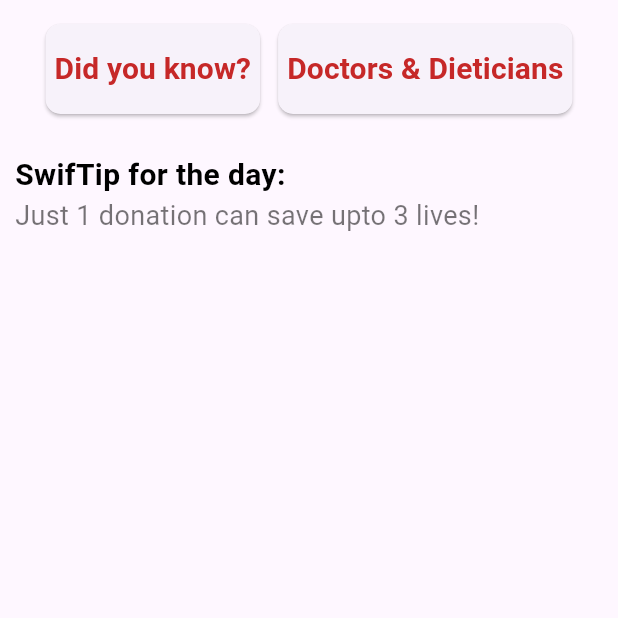
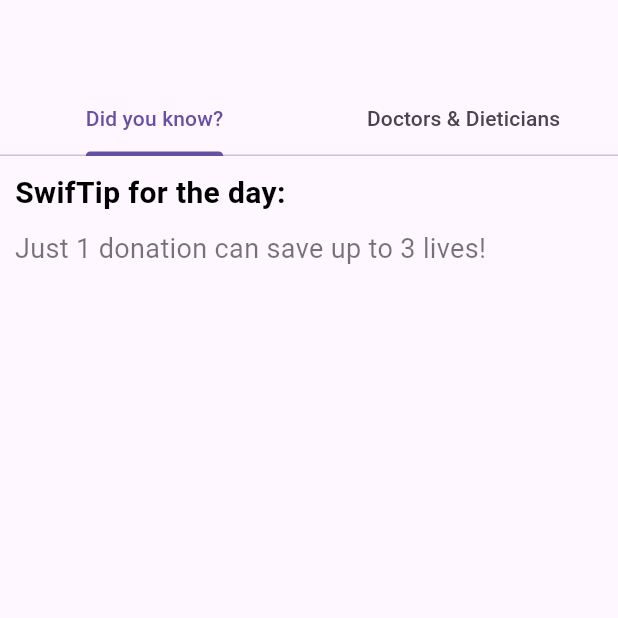
Before and after one commit to rohraharjas/gdsc_solutions-1, a Flutter app: the Health screen opened directly, on a phone screen of 412 x 824 dp, the top half of it. Run offline on Flutter 3.47's test engine with Material 3 defaults, Android fonts, the phone set to English and light mode, and no system bars; our stand-ins replace firebase_auth, firebase_core, google_fonts; accounts and stored records are empty.

Commit message:
tab update and FAQ improvements

```diff
--- a/lib/Screens/Health1.dart
+++ b/lib/Screens/Health1.dart
@@ -1,127 +1,127 @@
 import 'package:flutter/material.dart';
 
 class Health extends StatelessWidget {
-  const Health({super.key});
+  const Health({Key? key});
 
   @override
   Widget build(BuildContext context) {
-    return Scaffold(
-      body: SingleChildScrollView(
+    return DefaultTabController(
+      length: 2,
+      child: Scaffold(
+        appBar: AppBar(
+          bottom: const TabBar(
+            tabs: [
+              Tab(text: 'Did you know?'),
+              Tab(text: 'Doctors & Dieticians'),
+            ],
+          ),
+        ),
+        body: const TabBarView(
+          children: <Widget>[
+            SingleChildScrollView(
               child: Padding(
-          padding: const EdgeInsets.all(10.0),
+                padding: EdgeInsets.all(10.0),
                 child: Column(
                   crossAxisAlignment: CrossAxisAlignment.start,
-            mainAxisAlignment: MainAxisAlignment.center,
                   children: [
-              Row(
-                mainAxisAlignment: MainAxisAlignment.center,
-                crossAxisAlignment: CrossAxisAlignment.center,
-                children: [
-                  // First column
-                  Container(
-                    margin: EdgeInsets.all(6.0),
-                    child: ElevatedButton(
-                      onPressed: () {
-                        // Add your onPressed logic here
-                      },
-                      style: ButtonStyle(
-                        padding: MaterialStateProperty.all<EdgeInsets>(
-                          EdgeInsets.all(6.0),
-                        ),
-                        minimumSize: MaterialStateProperty.all<Size>(
-                          const Size(120, 60), // Adjust size as needed
-                        ),
-                        shape: MaterialStateProperty.all<RoundedRectangleBorder>(
-                          RoundedRectangleBorder(
-                            borderRadius: BorderRadius.circular(10.0),
-                          ),
-                        ),
-                      ),
-                      child: Text(
-                        'Did you know?',
-                        style: TextStyle(
-                          color: Colors.red[800],
-                          fontWeight: FontWeight.bold,
-                          fontSize: 20,
-                        ),
-
-                      ),
-
-                    ),
-                  ),
-                  // Second column
-                  Container(
-                    margin: EdgeInsets.all(6.0),
-                    child: ElevatedButton(
-                      onPressed: () {
-                        // Add your onPressed logic here
-                      },
-                      style: ButtonStyle(
-                        padding: MaterialStateProperty.all<EdgeInsets>(
-                          EdgeInsets.all(6.0),
-                        ),
-                        minimumSize: MaterialStateProperty.all<Size>(
-                          const Size(120, 60), // Adjust size as needed
-                        ),
-                        shape: MaterialStateProperty.all<RoundedRectangleBorder>(
-                          RoundedRectangleBorder(
-                            borderRadius: BorderRadius.circular(10.0),
-                          ),
-                        ),
-                      ),
-                      child: Text(
-                        'Doctors & Dieticians',
-                        style: TextStyle(
-                          color: Colors.red[800],
-                          fontWeight: FontWeight.bold,
-                          fontSize: 20,
-                        ),
-
-                      ),
-                    ),
-                  ),
-
-                ],
-              ),
-              SizedBox(height: 20),
-              const Column(
-                  children:[
-                    Row(
-                        children:[
                     Text(
                       'SwifTip for the day:',
                       style: TextStyle(
                         color: Colors.black,
                         fontSize: 20,
-                                fontWeight: FontWeight.bold
+                        fontWeight: FontWeight.bold,
                       ),
                     ),
-                        ]
-                    ),
-
-                    Row(
-                        children:[
+                    SizedBox(height: 10),
                     Text(
-                            'Just 1 donation can save upto 3 lives!',
+                      'Just 1 donation can save up to 3 lives!',
                       textAlign: TextAlign.center,
                       style: TextStyle(
                         color: Colors.black54,
                         fontSize: 18,
                       ),
                     ),
-                        ]
-                    )
-                  ]
+                  ],
+                ),
+              ),
+            ),
+            SingleChildScrollView(
+              scrollDirection: Axis.horizontal,
+              child: Row(
+                children: [
+                  DoctorCard(
+                    name: 'Dr. John Doe',
+                    specialty: 'Cardiologist',
+                    imageUrl: 'assets/images/doctor1.jpg',
+                  ),
+                  DoctorCard(
+                    name: 'Dr. Jane Smith',
+                    specialty: 'Pediatrician',
+                    imageUrl: 'assets/images/doctor2.jpg',
+                  ),
+                  DoctorCard(
+                    name: 'Dr. Michael Johnson',
+                    specialty: 'Dietician',
+                    imageUrl: 'assets/images/doctor3.jpg',
                   ),
                 ],
               ),
-        )
-
-
             ),
-
-
-
+          ],
+        ),
+      ),
     );
   }
 }
+
+class DoctorCard extends StatelessWidget {
+  final String name;
+  final String specialty;
+  final String imageUrl;
+
+  const DoctorCard({
+    required this.name,
+    required this.specialty,
+    required this.imageUrl,
+  });
+
+  @override
+  Widget build(BuildContext context) {
+    return Card(
+      margin: const EdgeInsets.all(10),
+      child: Column(
+        crossAxisAlignment: CrossAxisAlignment.start,
+        children: [
+          Image.asset(
+            imageUrl,
+            width: 200,
+            height: 150,
+            fit: BoxFit.contain,
+          ),
+          Padding(
+            padding: const EdgeInsets.all(8.0),
+            child: Column(
+              crossAxisAlignment: CrossAxisAlignment.start,
+              children: [
+                Text(
+                  name,
+                  style: const TextStyle(
+                    fontSize: 18,
+                    fontWeight: FontWeight.bold,
+                  ),
+                ),
+                Text(
+                  specialty,
+                  style: const TextStyle(
+                    fontSize: 16,
+                    color: Colors.grey,
+                  ),
+                ),
+              ],
+            ),
+          ),
+        ],
+      ),
+    );
+  }
+}
--- a/lib/main.dart
+++ b/lib/main.dart
@@ -1,7 +1,6 @@
 import 'package:flutter/material.dart';
 import 'package:gdsc_solutions/Screens/Donor/events.dart';
 import 'package:gdsc_solutions/Screens/Health1.dart';
-import 'package:gdsc_solutions/Screens/authenticate/authenticate.dart';
 import 'package:gdsc_solutions/Screens/faq.dart';
 // import 'package:firebase_core/firebase_core.dart';
 import 'package:gdsc_solutions/Screens/home.dart';
--- a/pubspec.yaml
+++ b/pubspec.yaml
@@ -65,6 +65,9 @@ flutter:
   # To add assets to your application, add an assets section, like this:
   assets:
     - assets/images/logo.png
+    - assets/images/doctor1.jpg
+    - assets/images/doctor2.jpg
+    - assets/images/doctor3.jpg
   #   - images/a_dot_ham.jpeg
 
   # An image asset can refer to one or more resolution-specific "variants", see
```
Also changed, not shown: lib/Screens/faq.dart (+33 -34 lines), assets/images/doctor1.jpg (added), assets/images/doctor2.jpg (added), assets/images/doctor3.jpg (added). Lines whose indentation alone changed are shown as unchanged.
